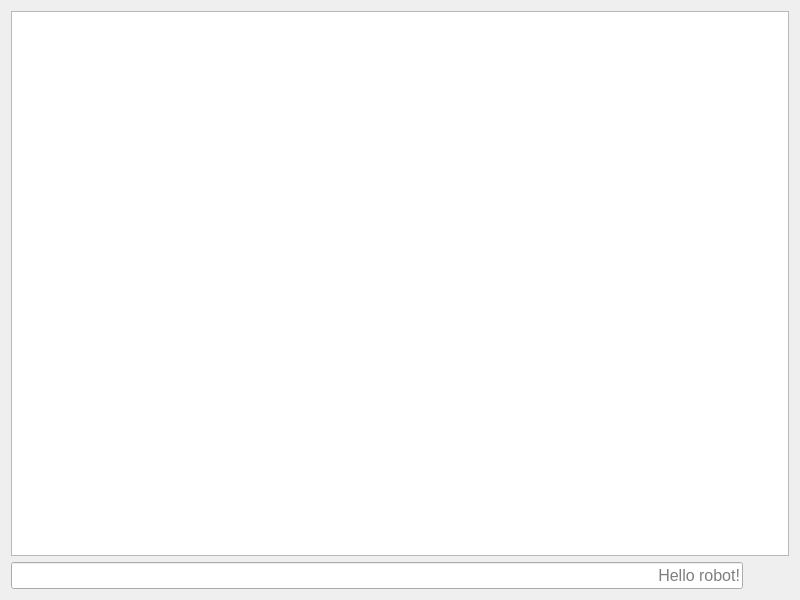
The window that resource/chat.ui (pal-robotics/rqt_chat) describes before a commit, drawn with Qt 5.
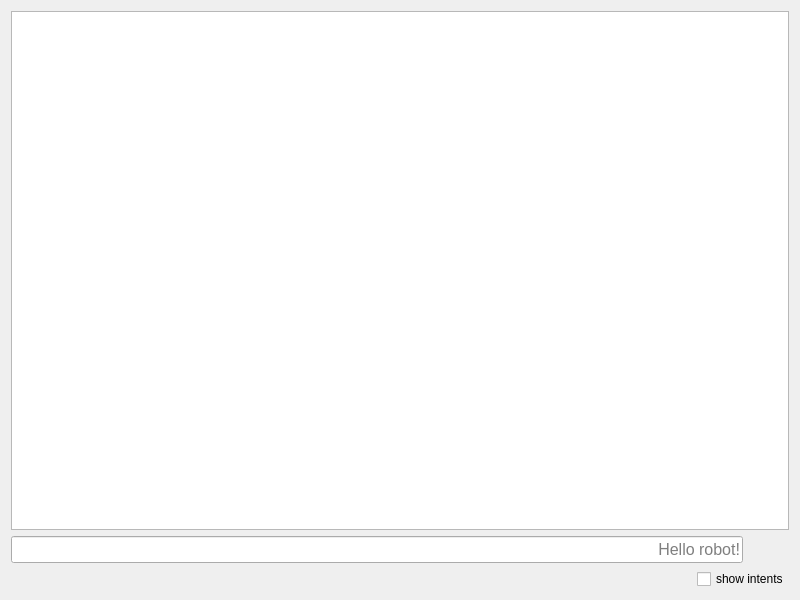
The same window after the commit. Icons and pictures are not drawn.

Commit message: optionally display incoming intents in the chat window

The edit to the form file:
```diff
--- a/resource/chat.ui
+++ b/resource/chat.ui
@@ -78,6 +78,30 @@
      </item>
     </layout>
    </item>
+   <item>
+    <layout class="QHBoxLayout" name="settingsHLayout">
+     <item>
+      <spacer name="horizontalSpacer">
+       <property name="orientation">
+        <enum>Qt::Horizontal</enum>
+       </property>
+       <property name="sizeHint" stdset="0">
+        <size>
+         <width>40</width>
+         <height>20</height>
+        </size>
+       </property>
+      </spacer>
+     </item>
+     <item>
+      <widget class="QCheckBox" name="showIntentsCheckbox">
+       <property name="text">
+        <string>show intents</string>
+       </property>
+      </widget>
+     </item>
+    </layout>
+   </item>
   </layout>
  </widget>
  <resources>
```
Left out of the diff: 5 changed lines with no effect on the pictures. The commit also changes 4 other files.
